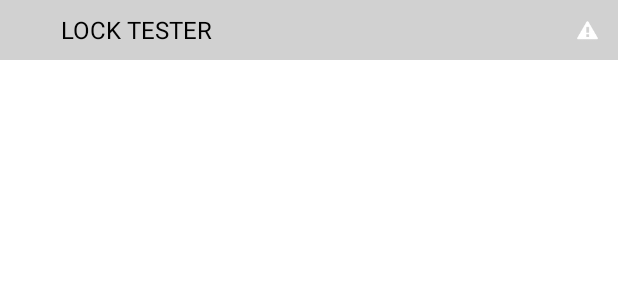
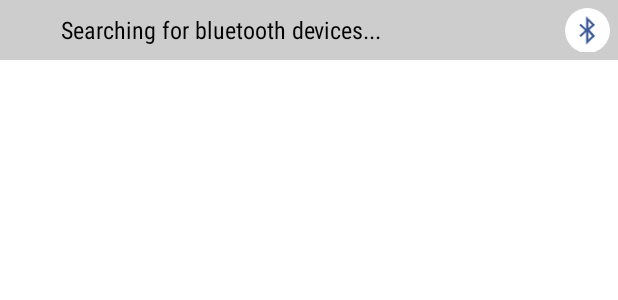
Before and after one commit to em-ad/locktester, an Android app: the layout notificationlayout.xml on its own in the app's theme, with its tools: preview values and no code run, on a phone screen of 412 x 824 dp. Shown: the top 300 px of the screen. Run offline under Robolectric (Android 15) with nearby library versions, the phone set to English and light mode, and no system bars.

Commit message:
notif new design

```diff
--- a/locklib/build.gradle
+++ b/locklib/build.gradle
@@ -9,8 +9,8 @@ android {
     defaultConfig {
         minSdkVersion 21
         targetSdkVersion 29
-        versionCode 4
-        versionName "1.0.4"
+        versionCode 5
+        versionName "1.0.5"
 
         testInstrumentationRunner "androidx.test.runner.AndroidJUnitRunner"
         consumerProguardFiles "consumer-rules.pro"
--- /dev/null
+++ b/locklib/src/main/res/drawable/oval_ble.xml
@@ -0,0 +1,4 @@
+<?xml version="1.0" encoding="utf-8"?>
+<shape android:shape="oval" xmlns:android="http://schemas.android.com/apk/res/android">
+    <solid android:color="#fff"/>
+</shape>
--- a/locklib/src/main/res/layout/notificationlayout.xml
+++ b/locklib/src/main/res/layout/notificationlayout.xml
@@ -3,7 +3,7 @@
     android:id="@+id/lin"
     android:layout_width="match_parent"
     android:layout_height="40sp"
-    android:background="#d1d1d1"
+    android:background="#cdcdcd"
     android:gravity="center_vertical"
     android:padding="5sp">
 
@@ -18,7 +18,8 @@
         android:layout_height="wrap_content"
         android:layout_marginLeft="5dp"
         android:layout_weight="1"
-        android:text="LOCK TESTER"
+        android:fontFamily="sans-serif-condensed"
+        android:text="Searching for bluetooth devices..."
         android:textColor="#000"
         android:textSize="16sp" />
 
@@ -29,8 +30,11 @@
         android:gravity="center">
 
         <ImageView
-            android:layout_width="15sp"
-            android:layout_height="15sp"
-            android:src="@android:drawable/stat_notify_error" />
+            android:layout_width="30sp"
+            android:layout_height="30sp"
+            android:padding="4dp"
+            android:tint="#3b5998"
+            android:background="@drawable/oval_ble"
+            android:src="@android:drawable/stat_sys_data_bluetooth" />
     </LinearLayout>
 </LinearLayout>
```
Also changed, not shown: locklib/src/main/java/com/lock/locklib/LockTester.java (+12 -0 lines).
